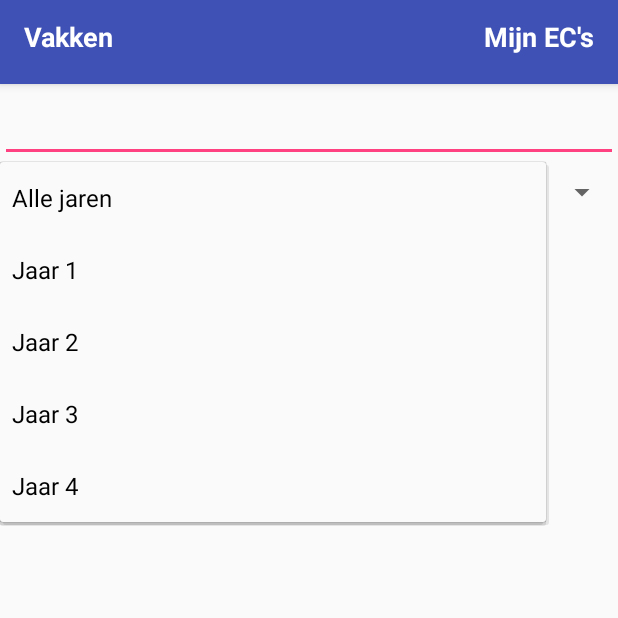
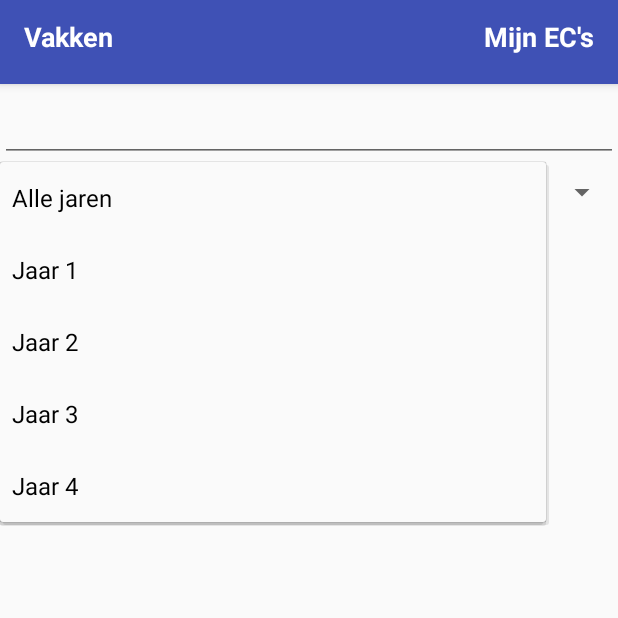
Before and after one commit to Joepin8/Course_Manager, an Android app: the VakkenOverzichtActivity screen opened directly, with no data from a screen before it, after a tap on "Alle jaren", on a phone screen of 412 x 824 dp, the top half of it. Run offline under Robolectric (Android 15) with nearby library versions, the phone set to English and light mode, and no system bars; our stand-ins replace Firebase (no records; nobody signed in at launch, a user with empty details on screens opened directly).

```diff
--- a/app/src/main/java/ikpmd/westgeestoonk/course_manager/MainActivity.java
+++ b/app/src/main/java/ikpmd/westgeestoonk/course_manager/MainActivity.java
@@ -73,7 +73,7 @@ public class MainActivity extends AppCompatActivity {
                             if(task.isSuccessful()) {
                                 databaseHelper = databaseHelper.getHelper(getApplicationContext(), fAuth.getUid());
                                 getAllCourses();
-                                getAllCijfers();
+//                                getAllCijfers();
                                 Log.d("DEBUG", "ingelogd");
                                 Toast.makeText(getApplicationContext(), "Ingelogd", Toast.LENGTH_SHORT).show();
                                 Intent intent = new Intent(getApplicationContext(), VakkenOverzichtActivity.class);
--- a/app/src/main/res/layout/activity_vakken_overzicht.xml
+++ b/app/src/main/res/layout/activity_vakken_overzicht.xml
@@ -1,7 +1,11 @@
 <?xml version="1.0" encoding="utf-8"?>
 <LinearLayout xmlns:android="http://schemas.android.com/apk/res/android"
     android:orientation="vertical" android:layout_width="match_parent"
-    android:layout_height="match_parent">
+    android:layout_height="match_parent"
+    android:descendantFocusability="beforeDescendants"
+    android:focusable="true"
+    android:focusableInTouchMode="true">
+
 
     <EditText
         android:id="@+id/zoekVeld"
@@ -16,6 +20,7 @@
         android:layout_height="40dp" />
 
     <ListView
+
         android:id="@+id/listview"
         android:layout_width="match_parent"
         android:layout_height="match_parent" />
```
Also changed, not shown: app/src/main/java/ikpmd/westgeestoonk/course_manager/VakInfo.java (+5 -2 lines).
